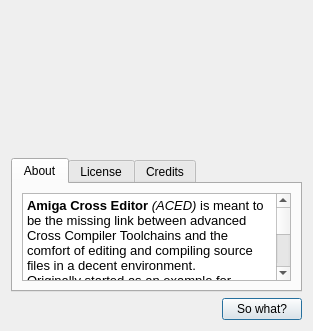
Qt form aboutdialog.ui (mbergmann-sh/AmigaED) before a commit.
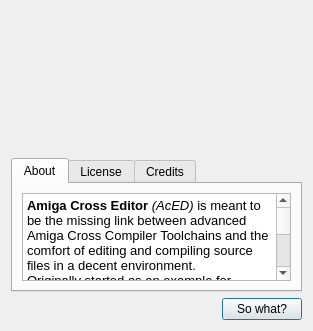
The same form after that commit. Icons and pictures are not drawn.

Commit message: Redefined some vars that don't exist on Windows...

Diff of the .ui file:
```diff
--- a/aboutdialog.ui
+++ b/aboutdialog.ui
@@ -78,7 +78,7 @@
 &lt;html&gt;&lt;head&gt;&lt;meta name=&quot;qrichtext&quot; content=&quot;1&quot; /&gt;&lt;style type=&quot;text/css&quot;&gt;
 p, li { white-space: pre-wrap; }
 &lt;/style&gt;&lt;/head&gt;&lt;body style=&quot; font-family:'Noto Sans'; font-size:10pt; font-weight:400; font-style:normal;&quot;&gt;
-&lt;p style=&quot; margin-top:0px; margin-bottom:0px; margin-left:0px; margin-right:0px; -qt-block-indent:0; text-indent:0px;&quot;&gt;&lt;span style=&quot; font-weight:600;&quot;&gt;Amiga Cross Editor&lt;/span&gt; &lt;span style=&quot; font-style:italic;&quot;&gt;(ACED)&lt;/span&gt; is meant to be the missing link between advanced Cross Compiler Toolchains and the comfort of editing and compiling source files in a decent environment.&lt;br /&gt;Originally started as an example for writing an advanced coder's editor using the &lt;span style=&quot; font-style:italic;&quot;&gt;Qt5&lt;/span&gt; and &lt;span style=&quot; font-style:italic;&quot;&gt;QScintilla&lt;/span&gt; frameworks in C++, containing a menu bar, toolbars, menus, a custom context menue, an enhanced statusbar and some sophisticated editing actions, ACED finally grew into a full-fleshed IDE. The source is based on Riverbank's original editor example, as provided with the &lt;span style=&quot; font-style:italic;&quot;&gt;QScintilla sources&lt;/span&gt;. &lt;/p&gt;&lt;/body&gt;&lt;/html&gt;</string>
+&lt;p style=&quot; margin-top:0px; margin-bottom:0px; margin-left:0px; margin-right:0px; -qt-block-indent:0; text-indent:0px;&quot;&gt;&lt;span style=&quot; font-weight:600;&quot;&gt;Amiga Cross Editor&lt;/span&gt; &lt;span style=&quot; font-style:italic;&quot;&gt;(AcED)&lt;/span&gt; is meant to be the missing link between advanced Amiga Cross Compiler Toolchains and the comfort of editing and compiling source files in a decent environment.&lt;br /&gt;Originally started as an example for writing an advanced coder's editor using the &lt;span style=&quot; font-style:italic;&quot;&gt;Qt5&lt;/span&gt; and &lt;span style=&quot; font-style:italic;&quot;&gt;QScintilla&lt;/span&gt; frameworks in C++, containing a menu bar, toolbars, menus, a custom context menue, an enhanced statusbar and some sophisticated editing actions, AcED finally grew into a full-fleshed IDE for Amiga/Aros application development. The source is based on Riverbank's original editor example, as provided with the &lt;span style=&quot; font-style:italic;&quot;&gt;QScintilla sources&lt;/span&gt;. &lt;/p&gt;&lt;/body&gt;&lt;/html&gt;</string>
          </property>
          <property name="openLinks">
           <bool>false</bool>
```
The commit also changes 3 other files.
